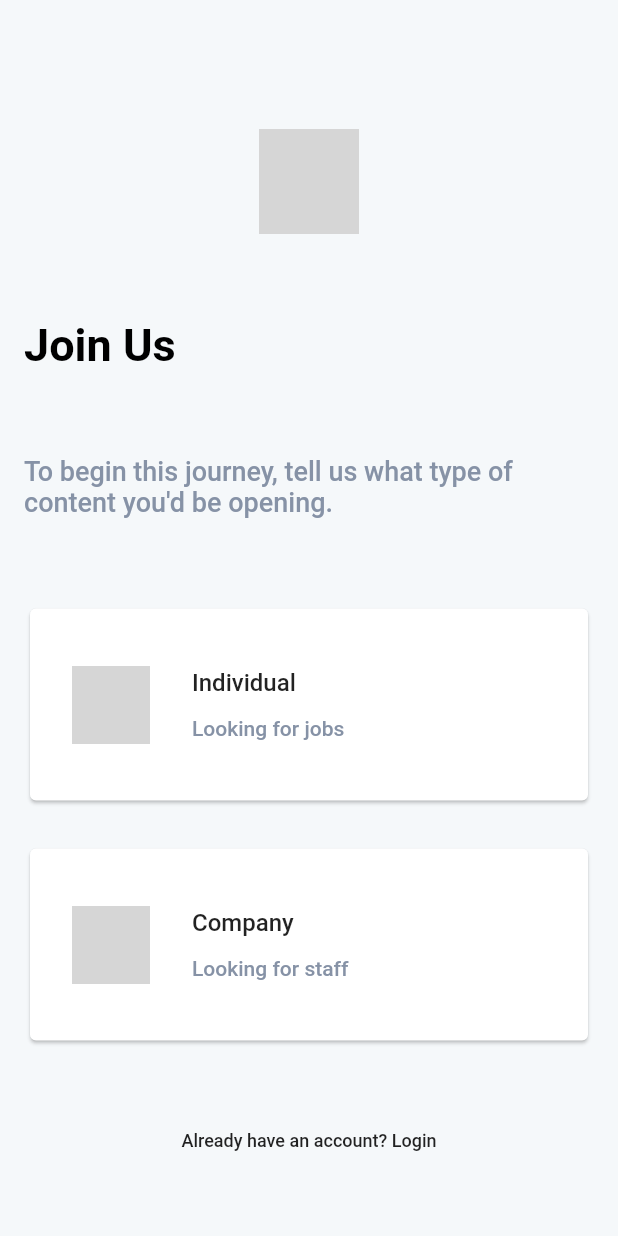
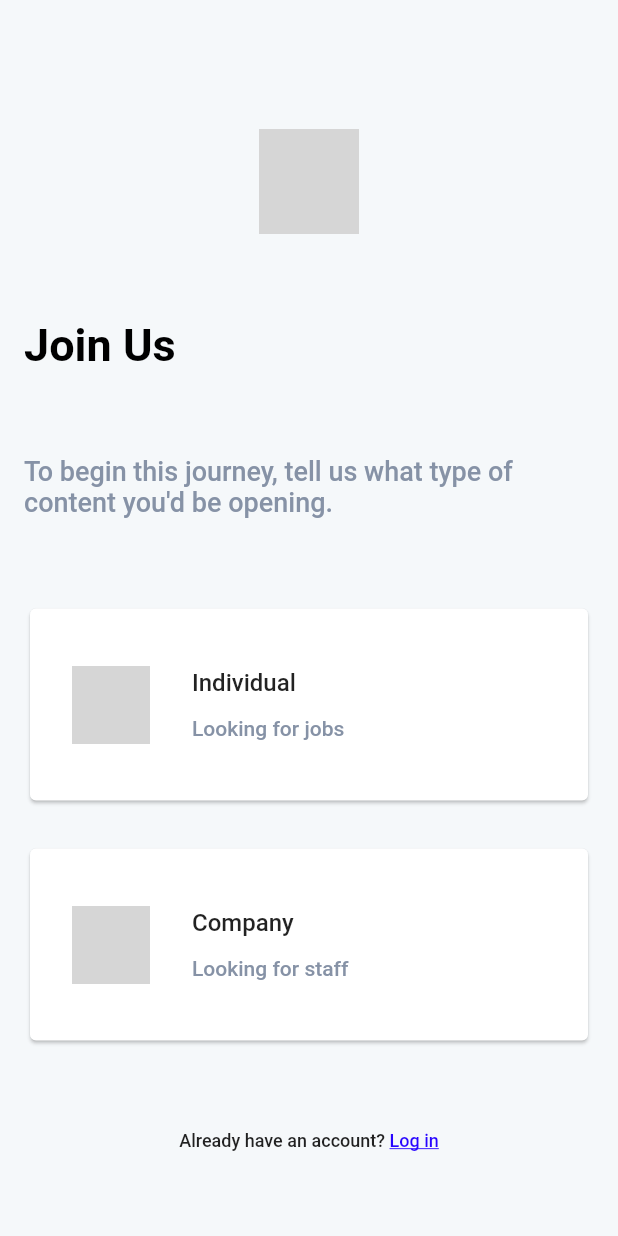
Before and after one commit to therushdevs/app-task, a Flutter app: the screen it shows after launch, on a phone screen of 412 x 824 dp. Run offline on Flutter 3.47's test engine with Material 3 defaults, Android fonts, the phone set to English and light mode, and no system bars; our stand-ins replace equatable, firebase_auth, firebase_core, flutter_native_splash, fluttertoast, google_sign_in and 1 more; accounts and stored records are empty; grey boxes are pictures that could not be loaded.

Commit message:
final touch & updates

```diff
--- a/lib/main.dart
+++ b/lib/main.dart
@@ -10,13 +10,15 @@ import 'package:api_task/promilo/ui/promilo_auth_page.dart';
 import 'package:api_task/the_gig_search/gig_my_app.dart';
 import 'package:firebase_core/firebase_core.dart';
 import 'package:flutter/material.dart';
+import 'package:flutter_native_splash/flutter_native_splash.dart';
 import 'package:provider/provider.dart';
 
 void main() async {
-  WidgetsFlutterBinding.ensureInitialized();
+  WidgetsBinding widgetsBinding = WidgetsFlutterBinding.ensureInitialized();
   await Firebase.initializeApp(
     options: DefaultFirebaseOptions.currentPlatform,
   );
+  // FlutterNativeSplash.preserve(widgetsBinding: widgetsBinding);
   runApp(
     const GigMyApp(),
   );
--- a/lib/the_gig_search/ui/gig_user_type_seletion.dart
+++ b/lib/the_gig_search/ui/gig_user_type_seletion.dart
@@ -1,6 +1,7 @@
 import 'package:api_task/core/assets.dart';
 import 'package:api_task/the_gig_search/routing/routes.dart';
 import 'package:api_task/the_gig_search/utils/constants.dart';
+import 'package:flutter/gestures.dart';
 import 'package:flutter/material.dart';
 
 class GigUserTypeSelectionPage extends StatelessWidget {
@@ -46,12 +47,29 @@ class GigUserTypeSelectionPage extends StatelessWidget {
                 ),
               ],
             ),
-            const Center(
+            Center(
               child: Text.rich(
                 TextSpan(
-                  text: 'Already have an account? Login',
+                  text: 'Already have an account? ',
                   style: mediumBlack12,
-                  children: [],
+                  children: [
+                    TextSpan(
+                      text: 'Log in',
+                      style: const TextStyle(
+                        decoration: TextDecoration.underline,
+                        fontSize: 12,
+                        color: Color(0xff2805FF),
+                        fontWeight: FontWeight.w500,
+                      ),
+                      recognizer: TapGestureRecognizer()
+                        ..onTap = () {
+                          navKey.currentState!.pushNamed(
+                            Routes.gigCreateAccountPageRoute,
+                            arguments: {'isLogin': true},
+                          );
+                        },
+                    ),
+                  ],
                 ),
               ),
             ),
```
Also changed, not shown: lib/the_gig_search/gig_splash_page.dart (+7 -1 lines), lib/the_gig_search/ui/gig_create_account_page.dart (+23 -7 lines), lib/the_gig_search/ui/gig_sso_page.dart (+33 -4 lines), pubspec.yaml (+15 -0 lines), assets/gig/splash_logo.png (added), 1 other file.
